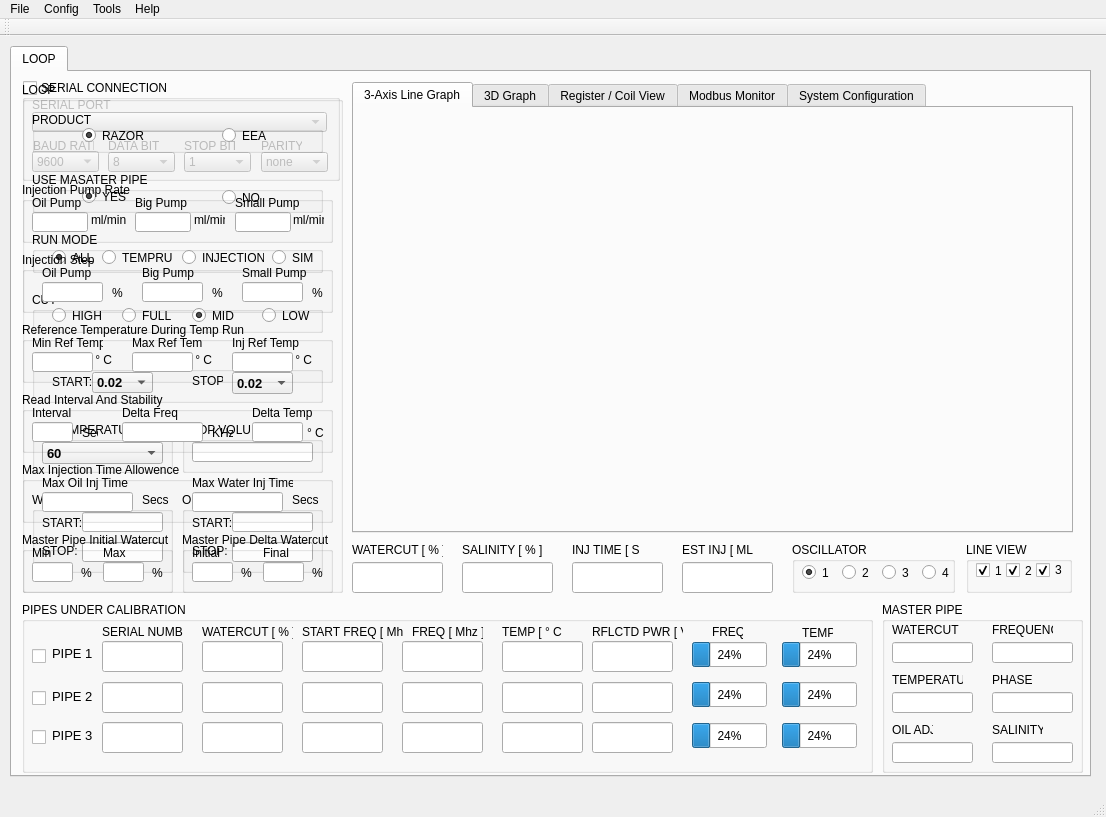
Above: Sparky/forms/mainwindow.ui from embeddedlinuxer/Sparky before the change. Below: the same form after it.
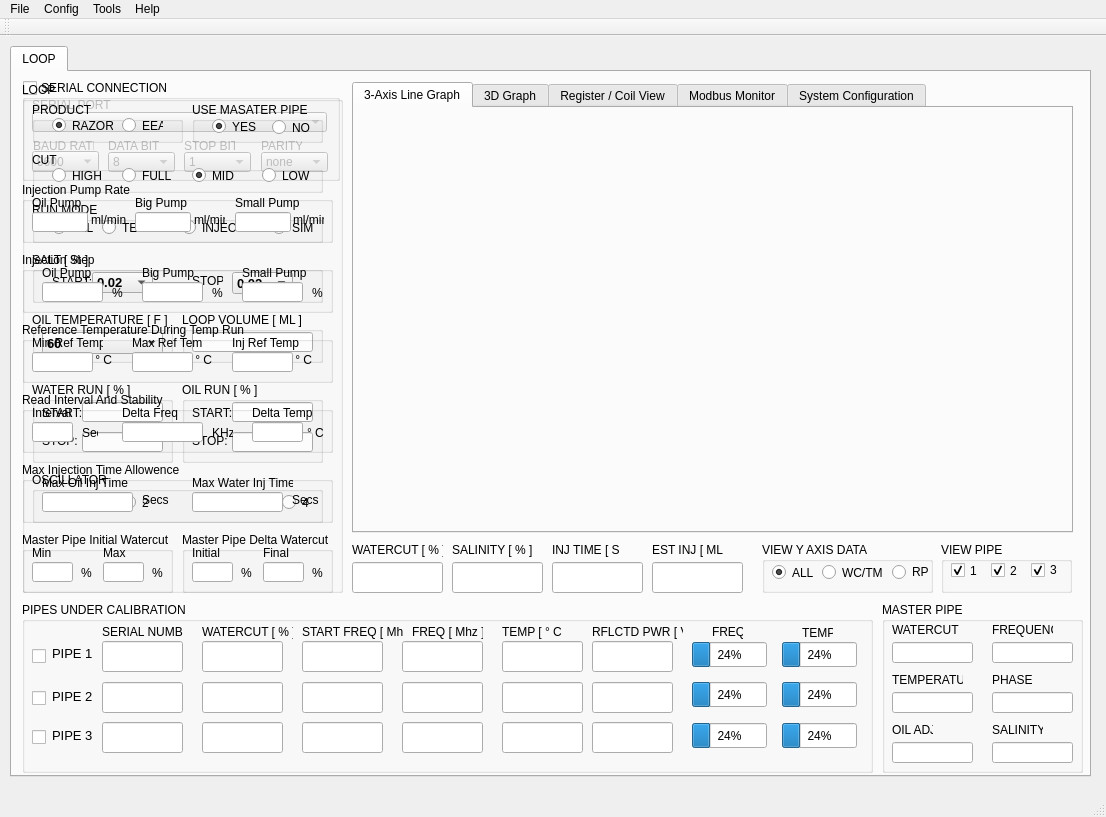
That is the form after the change. Icons and pictures are not drawn.

```diff
--- a/Sparky/forms/mainwindow.ui
+++ b/Sparky/forms/mainwindow.ui
@@ -289,7 +289,7 @@
        <property name="geometry">
         <rect>
          <x>10</x>
-         <y>270</y>
+         <y>170</y>
          <width>291</width>
          <height>51</height>
         </rect>
@@ -524,7 +524,7 @@
        <property name="geometry">
         <rect>
          <x>10</x>
-         <y>410</y>
+         <y>300</y>
          <width>141</width>
          <height>81</height>
         </rect>
@@ -611,7 +611,7 @@
        <property name="geometry">
         <rect>
          <x>160</x>
-         <y>340</y>
+         <y>230</y>
          <width>141</width>
          <height>51</height>
         </rect>
@@ -651,7 +651,7 @@
        <property name="geometry">
         <rect>
          <x>160</x>
-         <y>410</y>
+         <y>300</y>
          <width>141</width>
          <height>81</height>
         </rect>
@@ -738,7 +738,7 @@
        <property name="geometry">
         <rect>
          <x>10</x>
-         <y>340</y>
+         <y>230</y>
          <width>141</width>
          <height>51</height>
         </rect>
@@ -779,7 +779,7 @@
        <property name="geometry">
         <rect>
          <x>10</x>
-         <y>210</y>
+         <y>70</y>
          <width>291</width>
          <height>41</height>
         </rect>
@@ -853,7 +853,7 @@
        <property name="geometry">
         <rect>
          <x>10</x>
-         <y>150</y>
+         <y>120</y>
          <width>291</width>
          <height>41</height>
         </rect>
@@ -924,8 +924,8 @@
        <property name="geometry">
         <rect>
          <x>10</x>
-         <y>30</y>
-         <width>291</width>
+         <y>20</y>
+         <width>151</width>
          <height>41</height>
         </rect>
        </property>
@@ -935,9 +935,9 @@
        <widget class="QRadioButton" name="radioButton">
         <property name="geometry">
          <rect>
-          <x>190</x>
+          <x>90</x>
           <y>8</y>
-          <width>61</width>
+          <width>41</width>
           <height>31</height>
          </rect>
         </property>
@@ -951,9 +951,9 @@
        <widget class="QRadioButton" name="radioButton_2">
         <property name="geometry">
          <rect>
-          <x>50</x>
+          <x>20</x>
           <y>8</y>
-          <width>66</width>
+          <width>61</width>
           <height>31</height>
          </rect>
         </property>
@@ -968,9 +968,9 @@
       <widget class="QGroupBox" name="groupBox_11">
        <property name="geometry">
         <rect>
-         <x>10</x>
-         <y>90</y>
-         <width>291</width>
+         <x>170</x>
+         <y>20</y>
+         <width>131</width>
          <height>41</height>
         </rect>
        </property>
@@ -980,7 +980,7 @@
        <widget class="QRadioButton" name="radioButton_11">
         <property name="geometry">
          <rect>
-          <x>50</x>
+          <x>20</x>
           <y>9</y>
           <width>51</width>
           <height>31</height>
@@ -996,7 +996,7 @@
        <widget class="QRadioButton" name="radioButton_12">
         <property name="geometry">
          <rect>
-          <x>190</x>
+          <x>80</x>
           <y>10</y>
           <width>41</width>
           <height>31</height>
@@ -1010,6 +1010,74 @@
         </property>
        </widget>
       </widget>
+      <widget class="QGroupBox" name="groupBox_125">
+       <property name="geometry">
+        <rect>
+         <x>10</x>
+         <y>390</y>
+         <width>291</width>
+         <height>51</height>
+        </rect>
+       </property>
+       <property name="title">
+        <string>OSCILLATOR</string>
+       </property>
+       <widget class="QRadioButton" name="radioButton_7">
+        <property name="geometry">
+         <rect>
+          <x>10</x>
+          <y>20</y>
+          <width>31</width>
+          <height>21</height>
+         </rect>
+        </property>
+        <property name="text">
+         <string>1</string>
+        </property>
+        <property name="checked">
+         <bool>true</bool>
+        </property>
+       </widget>
+       <widget class="QRadioButton" name="radioButton_8">
+        <property name="geometry">
+         <rect>
+          <x>90</x>
+          <y>20</y>
+          <width>31</width>
+          <height>21</height>
+         </rect>
+        </property>
+        <property name="text">
+         <string>2</string>
+        </property>
+       </widget>
+       <widget class="QRadioButton" name="radioButton_9">
+        <property name="geometry">
+         <rect>
+          <x>180</x>
+          <y>20</y>
+          <width>31</width>
+          <height>21</height>
+         </rect>
+        </property>
+        <property name="text">
+         <string>3</string>
+        </property>
+       </widget>
+       <widget class="QRadioButton" name="radioButton_10">
+        <property name="geometry">
+         <rect>
+          <x>250</x>
+          <y>20</y>
+          <width>31</width>
+          <height>21</height>
+         </rect>
+        </property>
+        <property name="text">
+         <string>4</string>
+        </property>
+       </widget>
+      </widget>
      </widget>
      <widget class="QGroupBox" name="groupBox_7">
       <property name="geometry">
@@ -3013,78 +3081,10 @@
        <string>WATERCUT [ % ]</string>
       </property>
      </widget>
-     <widget class="QGroupBox" name="groupBox_125">
-      <property name="geometry">
-       <rect>
-        <x>780</x>
-        <y>470</y>
-        <width>163</width>
-        <height>51</height>
-       </rect>
-      </property>
-      <property name="title">
-       <string>OSCILLATOR</string>
-      </property>
-      <widget class="QRadioButton" name="radioButton_7">
-       <property name="geometry">
-        <rect>
-         <x>10</x>
-         <y>20</y>
-         <width>31</width>
-         <height>21</height>
-        </rect>
-       </property>
-       <property name="text">
-        <string>1</string>
-       </property>
-       <property name="checked">
-        <bool>true</bool>
-       </property>
-      </widget>
-      <widget class="QRadioButton" name="radioButton_8">
-       <property name="geometry">
-        <rect>
-         <x>50</x>
-         <y>20</y>
-         <width>31</width>
-         <height>21</height>
-        </rect>
-       </property>
-       <property name="text">
-        <string>2</string>
-       </property>
-      </widget>
-      <widget class="QRadioButton" name="radioButton_9">
-       <property name="geometry">
-        <rect>
-         <x>90</x>
-         <y>20</y>
-         <width>31</width>
-         <height>21</height>
-        </rect>
-       </property>
-       <property name="text">
-        <string>3</string>
-       </property>
-      </widget>
-      <widget class="QRadioButton" name="radioButton_10">
-       <property name="geometry">
-        <rect>
-         <x>130</x>
-         <y>20</y>
-         <width>31</width>
-         <height>21</height>
-        </rect>
-       </property>
-       <property name="text">
-        <string>4</string>
-       </property>
-      </widget>
-     </widget>
      <widget class="QLabel" name="label_13">
       <property name="geometry">
        <rect>
-        <x>670</x>
+        <x>640</x>
         <y>470</y>
         <width>71</width>
         <height>16</height>
@@ -3097,7 +3097,7 @@
      <widget class="QLabel" name="label_3">
       <property name="geometry">
        <rect>
-        <x>450</x>
+        <x>440</x>
         <y>470</y>
         <width>81</width>
         <height>16</height>
@@ -3110,7 +3110,7 @@
      <widget class="QLabel" name="label_12">
       <property name="geometry">
        <rect>
-        <x>560</x>
+        <x>540</x>
         <y>470</y>
         <width>71</width>
         <height>16</height>
@@ -3123,14 +3123,14 @@
      <widget class="QGroupBox" name="groupBox_92">
       <property name="geometry">
        <rect>
-        <x>954</x>
+        <x>929</x>
         <y>470</y>
-        <width>106</width>
+        <width>131</width>
         <height>51</height>
        </rect>
       </property>
       <property name="title">
-       <string>LINE VIEW</string>
+       <string>VIEW PIPE</string>
       </property>
       <widget class="QCheckBox" name="checkBox_19">
        <property name="geometry">
@@ -3151,7 +3151,7 @@
       <widget class="QCheckBox" name="checkBox_20">
        <property name="geometry">
         <rect>
-         <x>40</x>
+         <x>50</x>
          <y>20</y>
          <width>31</width>
          <height>17</height>
@@ -3167,7 +3167,7 @@
       <widget class="QCheckBox" name="checkBox_21">
        <property name="geometry">
         <rect>
-         <x>70</x>
+         <x>90</x>
          <y>20</y>
          <width>31</width>
          <height>16</height>
@@ -3533,7 +3533,7 @@
      <widget class="QLineEdit" name="lineEdit_23">
       <property name="geometry">
        <rect>
-        <x>670</x>
+        <x>640</x>
         <y>490</y>
         <width>91</width>
         <height>31</height>
@@ -3575,7 +3575,7 @@
      <widget class="QLineEdit" name="lineEdit_24">
       <property name="geometry">
        <rect>
-        <x>560</x>
+        <x>540</x>
         <y>490</y>
         <width>91</width>
         <height>31</height>
@@ -3617,7 +3617,7 @@
      <widget class="QLineEdit" name="lineEdit_25">
       <property name="geometry">
        <rect>
-        <x>450</x>
+        <x>440</x>
         <y>490</y>
         <width>91</width>
         <height>31</height>
@@ -4635,6 +4635,61 @@
        </property>
       </widget>
      </widget>
+     <widget class="QGroupBox" name="groupBox_93">
+      <property name="geometry">
+       <rect>
+        <x>750</x>
+        <y>470</y>
+        <width>171</width>
+        <height>51</height>
+       </rect>
+      </property>
+      <property name="title">
+       <string>VIEW Y AXIS DATA</string>
+      </property>
+      <widget class="QRadioButton" name="radioButton_17">
+       <property name="geometry">
+        <rect>
+         <x>10</x>
+         <y>20</y>
+         <width>41</width>
+         <height>21</height>
+        </rect>
+       </property>
+       <property name="text">
+        <string>ALL</string>
+       </property>
+       <property name="checked">
+        <bool>true</bool>
+       </property>
+      </widget>
+      <widget class="QRadioButton" name="radioButton_18">
+       <property name="geometry">
+        <rect>
+         <x>60</x>
+         <y>20</y>
+         <width>61</width>
+         <height>21</height>
+        </rect>
+       </property>
+       <property name="text">
+        <string>WC/TMP</string>
+       </property>
+      </widget>
+      <widget class="QRadioButton" name="radioButton_19">
+       <property name="geometry">
+        <rect>
+         <x>130</x>
+         <y>20</y>
+         <width>41</width>
+         <height>20</height>
+        </rect>
+       </property>
+       <property name="text">
+        <string>RP</string>
+       </property>
+      </widget>
+     </widget>
     </widget>
    </widget>
   </widget>
```
